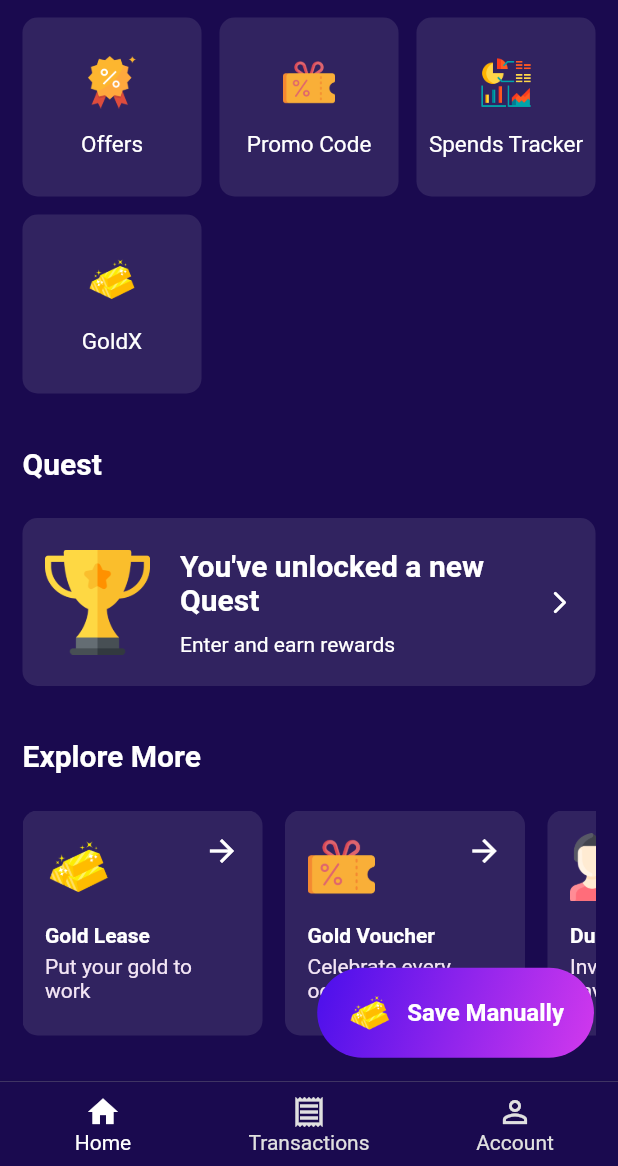
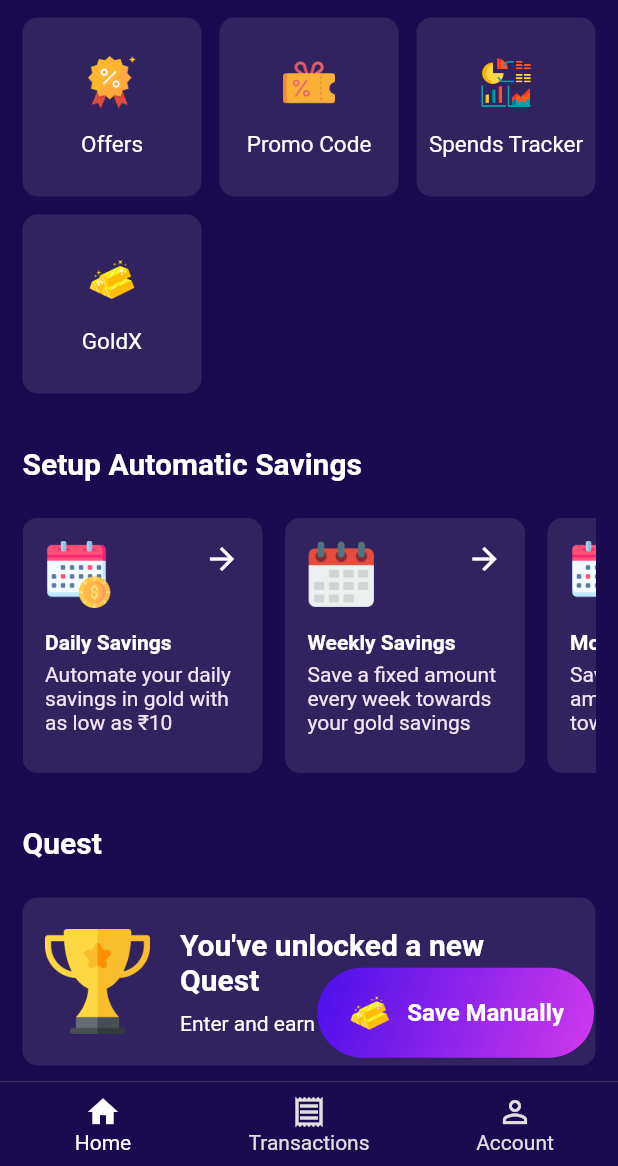
Before and after one commit to jatin-web/tme_assignment, a Flutter app: the screen it shows after launch, scrolled down 1152 dp, on a phone screen of 412 x 824 dp, the part 70-1236 px from its top. Run offline on Flutter 3.47's test engine with Material 2 defaults, Android fonts, the light colour scheme and no system bars; our stand-ins replace dotted_border, lottie, shimmer, story_view; missing offline and left inert: coupon_uikit.

Commit message:
added weekly and montly savings section

```diff
--- a/lib/data/demo_data_list.dart
+++ b/lib/data/demo_data_list.dart
@@ -25,7 +25,7 @@ List<ExploreOptionModel> quickActionsList = [
       description: "Hospital bills covered up tp ${rupee}10 lakh"),
 ];
 
-List<ExploreOptionModel> exploreMoreLIst = [
+List<ExploreOptionModel> exploreMoreList = [
   ExploreOptionModel(
       imagePath: "assets/icons/gold.png",
       title: "Gold Lease",
@@ -38,6 +38,12 @@ List<ExploreOptionModel> exploreMoreLIst = [
       imagePath: "assets/icons/people.png",
       title: "Duo",
       description: "Invite your friends to save and win exciting rewards"),
+];
+
+List<ExploreOptionModel> setupAutomaticSavingsList = [
+  ExploreOptionModel(imagePath: "assets/icons/salary.png", title: "Daily Savings", description: "Automate your daily savings in gold with as low as ${rupee}10"),
+  ExploreOptionModel(imagePath: "assets/icons/calendar2.png", title: "Weekly Savings", description: "Save a fixed amount every week towards your gold savings"),
+  ExploreOptionModel(imagePath: "assets/icons/salary.png", title: "Monthly Savings", description: "Save a larger amount every month towards your gold savings")
 ];
 
 List<RewardModel> rewardsList = [
--- a/lib/route_navigator.dart
+++ b/lib/route_navigator.dart
@@ -19,6 +19,7 @@ class RouteNavigator {
       case DailySavingScreen.routeName:
         return MaterialPageRoute(
             builder: (context) => const DailySavingScreen());
+
       case PageNotBuiltScreen.routeName:
         String title = args == null ? "" : args as String;
         return MaterialPageRoute(
--- a/lib/view/components/containers/quick_action_container.dart
+++ b/lib/view/components/containers/quick_action_container.dart
@@ -3,8 +3,10 @@ import 'package:tme_pune/constants.dart';
 import 'package:tme_pune/data/models/quick_action_model.dart';
 
 class QucikActionContainer extends StatelessWidget {
-  const QucikActionContainer({super.key, required this.quickActionModel});
+  const QucikActionContainer(
+      {super.key, required this.quickActionModel, this.maxLines = 2});
   final ExploreOptionModel quickActionModel;
+  final int maxLines;
 
   @override
   Widget build(BuildContext context) {
@@ -33,7 +35,7 @@ class QucikActionContainer extends StatelessWidget {
               Text(
                 quickActionModel.description ?? "",
                 overflow: TextOverflow.ellipsis,
-                maxLines: 2,
+                maxLines: maxLines,
                 style: TextStyle(color: lightPurpleColor),
               ),
             ],
--- a/lib/view/screen/tabs/home_tab.dart
+++ b/lib/view/screen/tabs/home_tab.dart
@@ -30,6 +30,7 @@ class _HomeTabState extends State<HomeTab> {
     return CustomScrollView(
       slivers: [
         _getAppBar(),
+
         const SliverToBoxAdapter(
           child: StartTodayContainer(),
         ),
@@ -160,6 +161,53 @@ class _HomeTabState extends State<HomeTab> {
 
         getSliverGap(height: 10),
 
+        // ------------- Setup Automatic Savings -----------
+        SliverToBoxAdapter(
+          child: Padding(
+            padding: EdgeInsets.symmetric(horizontal: horizontalPadding),
+            child: Column(
+              crossAxisAlignment: CrossAxisAlignment.start,
+              children: [
+                getTitle("Setup Automatic Savings"),
+                SizedBox(
+                  height: 170,
+                  child: ListView.separated(
+                    scrollDirection: Axis.horizontal,
+                    itemCount: setupAutomaticSavingsList.length,
+                    itemBuilder: (context, index) {
+                      return InkWell(
+                        onTap: () {
+                          if (index == 0) {
+                            Navigator.pushNamed(
+                              context,
+                              DailySavingScreen.routeName,
+                            );
+                          } else {
+                            Navigator.pushNamed(
+                              context,
+                              PageNotBuiltScreen.routeName,
+                              arguments: setupAutomaticSavingsList[index].title,
+                            );
+                          }
+                        },
+                        child: QucikActionContainer(
+                          quickActionModel: setupAutomaticSavingsList[index],
+                          maxLines: 3,
+                        ),
+                      );
+                    },
+                    separatorBuilder: (context, index) {
+                      return const SizedBox(width: 15);
+                    },
+                  ),
+                )
+              ],
+            ),
+          ),
+        ),
+
+        getSliverGap(height: 10),
+
         // --------------- Quest ---------------
         SliverToBoxAdapter(
           child: Padding(
@@ -185,16 +233,16 @@ class _HomeTabState extends State<HomeTab> {
                   height: 150,
                   child: ListView.separated(
                     scrollDirection: Axis.horizontal,
-                    itemCount: exploreMoreLIst.length,
+                    itemCount: exploreMoreList.length,
                     itemBuilder: (context, index) {
                       return InkWell(
                         onTap: () {
                           Navigator.pushNamed(
                               context, PageNotBuiltScreen.routeName,
-                              arguments: exploreMoreLIst[index].title);
+                              arguments: exploreMoreList[index].title);
                         },
                         child: QucikActionContainer(
-                            quickActionModel: exploreMoreLIst[index]),
+                            quickActionModel: exploreMoreList[index]),
                       );
                     },
                     separatorBuilder: (context, index) {
```
Also changed, not shown: lib/view/screen/periodic_savings/longer_savings.dart (added, +166 -0 lines), lib/view/screen/periodic_savings/tabs/monthly_savings_tab.dart (added, +12 -0 lines), lib/view/screen/periodic_savings/tabs/weekly_savings_tab.dart (added, +21 -0 lines), assets/icons/calendar2.png (added).
